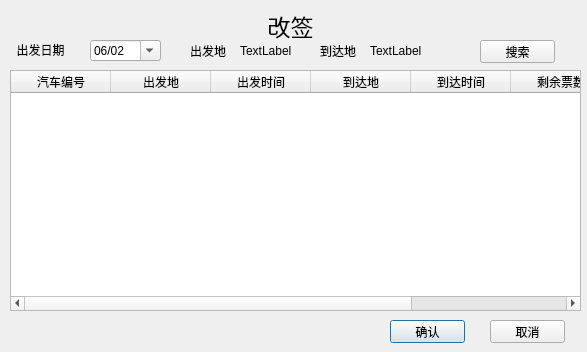
The window that Client/Dingpiao/dingpiaoxitong/endorse.ui (ticketgroup/qichedinggpiao) describes before a commit, drawn with Qt 5.
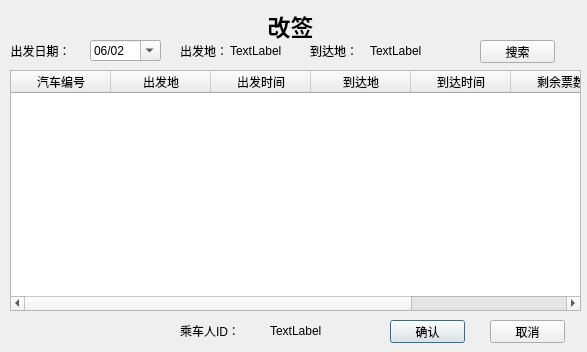
The same window after the commit.

Diff of the .ui file:
```diff
--- a/Client/Dingpiao/dingpiaoxitong/endorse.ui
+++ b/Client/Dingpiao/dingpiaoxitong/endorse.ui
@@ -96,6 +96,8 @@
    <property name="font">
     <font>
      <pointsize>17</pointsize>
+     <weight>75</weight>
+     <bold>true</bold>
     </font>
    </property>
    <property name="text">
@@ -109,13 +111,13 @@
    <property name="geometry">
     <rect>
      <x>0</x>
-     <y>40</y>
+     <y>30</y>
      <width>81</width>
-     <height>20</height>
+     <height>41</height>
     </rect>
    </property>
    <property name="text">
-    <string>出发日期</string>
+    <string>出发日期：</string>
    </property>
    <property name="alignment">
     <set>Qt::AlignCenter</set>
@@ -156,36 +158,36 @@
   <widget class="QLabel" name="label_2">
    <property name="geometry">
     <rect>
-     <x>190</x>
-     <y>40</y>
-     <width>41</width>
-     <height>21</height>
+     <x>180</x>
+     <y>30</y>
+     <width>51</width>
+     <height>41</height>
     </rect>
    </property>
    <property name="text">
-    <string>出发地</string>
+    <string>出发地：</string>
    </property>
   </widget>
   <widget class="QLabel" name="label_3">
    <property name="geometry">
     <rect>
-     <x>320</x>
-     <y>40</y>
-     <width>51</width>
-     <height>21</height>
+     <x>310</x>
+     <y>30</y>
+     <width>61</width>
+     <height>41</height>
     </rect>
    </property>
    <property name="text">
-    <string>到达地</string>
+    <string>到达地：</string>
    </property>
   </widget>
   <widget class="QLabel" name="label_5">
    <property name="geometry">
     <rect>
-     <x>240</x>
-     <y>40</y>
-     <width>51</width>
-     <height>21</height>
+     <x>230</x>
+     <y>30</y>
+     <width>61</width>
+     <height>41</height>
     </rect>
    </property>
    <property name="text">
@@ -196,9 +198,9 @@
    <property name="geometry">
     <rect>
      <x>370</x>
-     <y>40</y>
-     <width>61</width>
-     <height>21</height>
+     <y>30</y>
+     <width>81</width>
+     <height>41</height>
     </rect>
    </property>
    <property name="text">
@@ -218,6 +220,32 @@
     <string>搜索</string>
    </property>
   </widget>
+  <widget class="QLabel" name="label_7">
+   <property name="geometry">
+    <rect>
+     <x>180</x>
+     <y>310</y>
+     <width>81</width>
+     <height>41</height>
+    </rect>
+   </property>
+   <property name="text">
+    <string>乘车人ID：</string>
+   </property>
+  </widget>
+  <widget class="QLabel" name="label_8">
+   <property name="geometry">
+    <rect>
+     <x>270</x>
+     <y>300</y>
+     <width>91</width>
+     <height>61</height>
+    </rect>
+   </property>
+   <property name="text">
+    <string>TextLabel</string>
+   </property>
+  </widget>
  </widget>
  <resources/>
  <connections>
```
